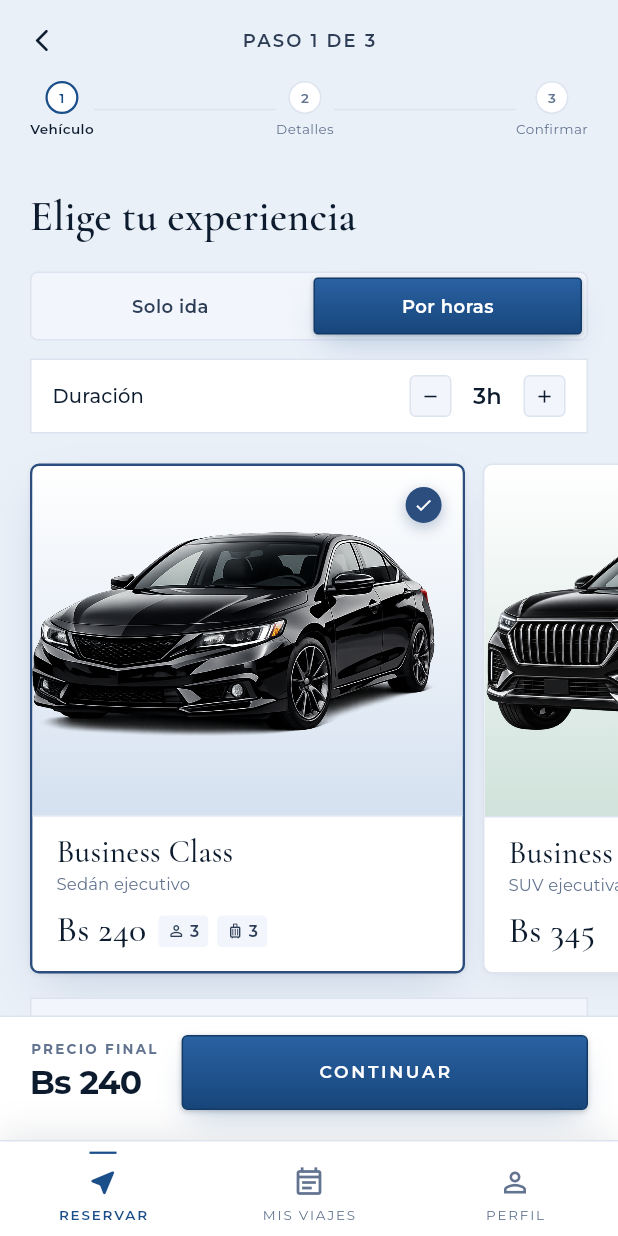
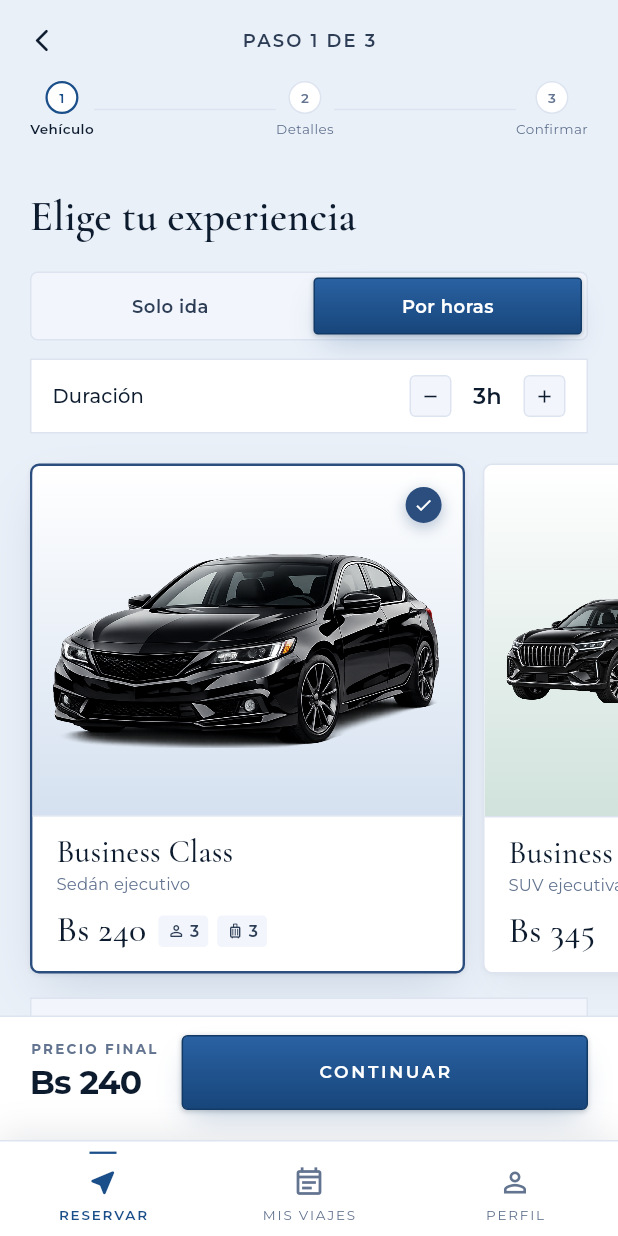
Before and after one commit to SMateo004/luxelane, a Flutter app: the BookingScreen screen opened by its route, after a tap on "Por horas", on a phone screen of 412 x 824 dp. Run offline on Flutter 3.47's test engine with Material 3 defaults, Android fonts, the phone set to English and light mode, and no system bars; our stand-ins replace cloud_firestore, cloud_functions, dartz, equatable, firebase_auth, firebase_core and 12 more; missing offline and left inert: dart:html, dart:js, dart:js_util, firebase_performance, flutter_stripe, map_launcher; accounts and stored records are empty.

Commit message:
Booking: diseño centrado, compacto y coherente
- Contenido centrado a 1040 px: la página ya no se estira a lo ancho.
- Tarjetas: las tres clases lado a lado con el coche entero y centrado
  (ventana 2:1 sobre la foto cuadrada), nunca cortado arriba.
- Detalles y Capacidad comparten ritmo: foto a la izquierda, título y
  datos a la derecha; menos espacio vertical entre secciones.
- Todas las fotos en el mismo marco 16:10 con esquinas redondeadas: la
  foto entera sobre una copia desenfocada de sí misma, sin bandas vacías.
- 'Qué incluye' en una cuadrícula compacta con iconos en el tono de la
  clase; títulos de sección a 32 px.
- La galería se muestra al instante (sin esperar la lista de assets).

Co-Authored-By: Claude Opus 5.5 <noreply@anthropic.com>
Claude-Session: https://claude.ai/code/session_01FSVDrFtJppk1wViA16Cv5q

```diff
--- a/lib/features/booking/presentation/widgets/vehicle_details.dart
+++ b/lib/features/booking/presentation/widgets/vehicle_details.dart
@@ -1,3 +1,5 @@
+import 'dart:ui' show ImageFilter;
+
 import 'package:flutter/material.dart';
 import 'package:flutter/services.dart';
 
@@ -49,7 +51,18 @@ class _VehicleDetailsGalleryState extends State<VehicleDetailsGallery> {
       ];
     }
     return [
-      (arrow) => _RoundedStage(arrow: arrow, child: VehicleImage(vc)),
+      (arrow) => _RoundedStage(
+            arrow: arrow,
+            child: Center(
+              child: Padding(
+                padding: const EdgeInsets.symmetric(horizontal: 28),
+                child: AspectRatio(
+                  aspectRatio: 2,
+                  child: VehicleImage(vc, fit: BoxFit.cover),
+                ),
+              ),
+            ),
+          ),
       (arrow) => _RoundedPhoto(
             VehicleCatalog.seatingPhoto(vc, 0),
             arrow: arrow,
@@ -73,11 +86,11 @@ class _VehicleDetailsGalleryState extends State<VehicleDetailsGallery> {
 
     final stage = FutureBuilder<Set<String>>(
       future: _bundledAssets,
+      // Show the class straight away; uploaded gallery photos join in as
+      // soon as the asset list is known.
+      initialData: const <String>{},
       builder: (context, snap) {
-        if (!snap.hasData) {
-          return AspectRatio(aspectRatio: widget.compact ? 4 / 3 : 16 / 10);
-        }
-        final slides = _slides(snap.data!);
+        final slides = _slides(snap.data ?? const <String>{});
         final page = _page.clamp(0, slides.length - 1);
         return _Carousel(
           aspectRatio: widget.compact ? 4 / 3 : 16 / 10,
@@ -125,9 +138,7 @@ class _VehicleDetailsGalleryState extends State<VehicleDetailsGallery> {
       ],
     );
 
-    return _Tone(
-      tone: tone,
-      child: Column(
+    final heading = Column(
       crossAxisAlignment: CrossAxisAlignment.start,
       children: [
         Text('DETALLES', style: eyebrow()),
@@ -136,29 +147,48 @@ class _VehicleDetailsGalleryState extends State<VehicleDetailsGallery> {
           vc.label,
           style: TextStyle(
             fontFamily: kSerif,
-              fontSize: widget.compact ? 30 : 40,
+            fontSize: widget.compact ? 30 : 32,
             fontWeight: FontWeight.w500,
             color: LD.ink,
             height: 1.05,
           ),
         ),
-          const SizedBox(height: 6),
+        const SizedBox(height: 4),
         Text(vc.description,
             style: const TextStyle(
                 fontFamily: kSans, fontSize: 14, color: LD.ink3)),
-          const SizedBox(height: 22),
-          if (widget.compact) ...[
+      ],
+    );
+
+    return _Tone(
+      tone: tone,
+      child: widget.compact
+          ? Column(
+              crossAxisAlignment: CrossAxisAlignment.start,
+              children: [
+                heading,
+                const SizedBox(height: 18),
                 stage,
+                const SizedBox(height: 18),
+                facts,
+              ],
+            )
+          // Photo and story side by side: the heading sits with the facts
+          // so the section reads as one block.
+          : Row(
+              children: [
+                Expanded(flex: 3, child: stage),
+                const SizedBox(width: 40),
+                Expanded(
+                  flex: 2,
+                  child: Column(
+                    crossAxisAlignment: CrossAxisAlignment.start,
+                    children: [
+                      heading,
                       const SizedBox(height: 22),
                       facts,
-          ] else
-            Row(
-              crossAxisAlignment: CrossAxisAlignment.start,
-              children: [
-                Expanded(flex: 7, child: stage),
-                const SizedBox(width: 36),
-                Expanded(flex: 4, child: facts),
                     ],
+                  ),
                 ),
               ],
             ),
@@ -205,7 +235,7 @@ class CapacitySection extends StatelessWidget {
     final detail = isLuggage ? luggage[li].size.dimensions : seating[si].detail;
 
     final carousel = _Carousel(
-      aspectRatio: compact ? 4 / 3 : 16 / 11,
+      aspectRatio: compact ? 4 / 3 : 16 / 10,
       slideKey: '$vc-$tab-$index',
       count: count,
       index: index,
@@ -226,9 +256,11 @@ class CapacitySection extends StatelessWidget {
       duration: const Duration(milliseconds: 250),
       child: Column(
         key: ValueKey('$vc-$tab-$index'),
+        crossAxisAlignment:
+            compact ? CrossAxisAlignment.center : CrossAxisAlignment.start,
         children: [
           Text(title,
-              textAlign: TextAlign.center,
+              textAlign: compact ? TextAlign.center : TextAlign.start,
               style: const TextStyle(
                   fontFamily: kSans,
                   fontSize: 16,
@@ -236,7 +268,7 @@ class CapacitySection extends StatelessWidget {
                   color: LD.ink)),
           const SizedBox(height: 4),
           Text(detail,
-              textAlign: TextAlign.center,
+              textAlign: compact ? TextAlign.center : TextAlign.start,
               style: const TextStyle(
                   fontFamily: kSans, fontSize: 13, color: LD.ink3)),
         ],
@@ -251,14 +283,12 @@ class CapacitySection extends StatelessWidget {
           : 'El asiento infantil se solicita con antelación y está sujeto a '
               'disponibilidad. Indica la edad del niño en las notas de '
               'recogida.',
-      textAlign: TextAlign.center,
+      textAlign: compact ? TextAlign.center : TextAlign.start,
       style: const TextStyle(
           fontFamily: kSans, fontSize: 12.5, height: 1.6, color: LD.ink3),
     );
 
-    return _Tone(
-      tone: VehicleCatalog.tone(vc),
-      child: Column(
+    final heading = Column(
       crossAxisAlignment: CrossAxisAlignment.start,
       children: [
         Text('CAPACIDAD', style: eyebrow()),
@@ -267,19 +297,19 @@ class CapacitySection extends StatelessWidget {
           '¿Cuánto cabe?',
           style: TextStyle(
             fontFamily: kSerif,
-              fontSize: compact ? 30 : 40,
+            fontSize: compact ? 30 : 32,
             fontWeight: FontWeight.w500,
             color: LD.ink,
             height: 1.05,
           ),
         ),
-          const SizedBox(height: 6),
+        const SizedBox(height: 4),
         Text(
           'Hasta ${vc.capacity} pasajeros y ${vc.luggageCapacity} maletas facturadas',
-            style: const TextStyle(
-                fontFamily: kSans, fontSize: 14, color: LD.ink3),
+          style:
+              const TextStyle(fontFamily: kSans, fontSize: 14, color: LD.ink3),
         ),
-          const SizedBox(height: 22),
+        const SizedBox(height: 18),
         Row(children: [
           _UnderlineTab(
               label: 'Equipaje', active: isLuggage, onTap: () => onTab(0)),
@@ -288,19 +318,41 @@ class CapacitySection extends StatelessWidget {
               label: 'Asientos', active: !isLuggage, onTap: () => onTab(1)),
         ]),
         const Divider(color: LD.border, height: 1),
+      ],
+    );
+
+    return _Tone(
+      tone: VehicleCatalog.tone(vc),
+      child: compact
+          ? Column(
+              crossAxisAlignment: CrossAxisAlignment.stretch,
+              children: [
+                heading,
+                const SizedBox(height: 18),
+                carousel,
+                const SizedBox(height: 14),
+                caption,
+                const SizedBox(height: 12),
+                note,
+              ],
+            )
+          // Same rhythm as Detalles: the photo on one side, what it shows
+          // on the other.
+          : Row(
+              children: [
+                Expanded(flex: 3, child: carousel),
+                const SizedBox(width: 40),
+                Expanded(
+                  flex: 2,
+                  child: Column(
+                    crossAxisAlignment: CrossAxisAlignment.start,
+                    children: [
+                      heading,
                       const SizedBox(height: 20),
-          Center(
-            child: ConstrainedBox(
-              constraints: const BoxConstraints(maxWidth: 720),
-              child: Column(
-                children: [
-                  carousel,
-                  const SizedBox(height: 16),
                       caption,
                       const SizedBox(height: 14),
                       note,
                     ],
-              ),
                   ),
                 ),
               ],
@@ -414,8 +466,10 @@ Widget _withArrow(Widget child, Widget? arrow) => arrow == null
         ],
       );
 
-/// A whole, uncropped photo with rounded corners, centred in its slot; the
-/// class illustration when the photo is missing.
+/// Every photo in the same rounded frame: the whole image, never cropped,
+/// over a soft blurred copy of itself that fills the rest of the frame, so
+/// photos of any proportion look like one set. Shows the class illustration
+/// when the photo is missing.
 class _RoundedPhoto extends StatelessWidget {
   const _RoundedPhoto(this.asset, {this.fallback, this.arrow});
   final String asset;
@@ -423,29 +477,39 @@ class _RoundedPhoto extends StatelessWidget {
   final Widget? arrow;
 
   @override
-  Widget build(BuildContext context) => Center(
+  Widget build(BuildContext context) => _withArrow(
+        ClipRRect(
+          borderRadius: BorderRadius.circular(_photoRadius),
           child: Image.asset(
             asset,
+            fit: BoxFit.contain,
             filterQuality: FilterQuality.high,
-          // Unsized, the image fits the slot keeping its own proportions, so
-          // the rounded corners and the arrow sit on the photo itself.
-          // While it loads, a soft placeholder keeps the arrow in reach.
-          frameBuilder: (_, image, frame, sync) => frame == null && !sync
-              ? _RoundedStage(arrow: arrow, child: const SizedBox())
-              : _withArrow(
-                  ClipRRect(
-                    borderRadius: BorderRadius.circular(_photoRadius),
-                    child: image,
+            width: double.infinity,
+            height: double.infinity,
+            frameBuilder: (_, image, frame, sync) {
+              if (frame == null && !sync) {
+                return const _RoundedStage(child: SizedBox());
+              }
+              return Stack(
+                fit: StackFit.expand,
+                children: [
+                  ImageFiltered(
+                    imageFilter: ImageFilter.blur(sigmaX: 28, sigmaY: 28),
+                    child: Image.asset(asset, fit: BoxFit.cover),
+                  ),
+                  ColoredBox(color: Colors.black.withValues(alpha: 0.08)),
+                  image,
+                ],
+              );
+            },
+            errorBuilder: (_, __, ___) => _RoundedStage(
+              child: fallback == null
+                  ? const SizedBox()
+                  : Padding(padding: const EdgeInsets.all(18), child: fallback),
+            ),
+          ),
         ),
         arrow,
-                ),
-          errorBuilder: (_, __, ___) => fallback == null
-              ? const SizedBox.shrink()
-              : _RoundedStage(
-                  arrow: arrow,
-                  child: Padding(
-                      padding: const EdgeInsets.all(18), child: fallback)),
-        ),
       );
 }
 
```
Also changed, not shown: lib/features/booking/presentation/pages/booking_screen.dart (+146 -136 lines). Lines whose indentation alone changed are shown as unchanged.
